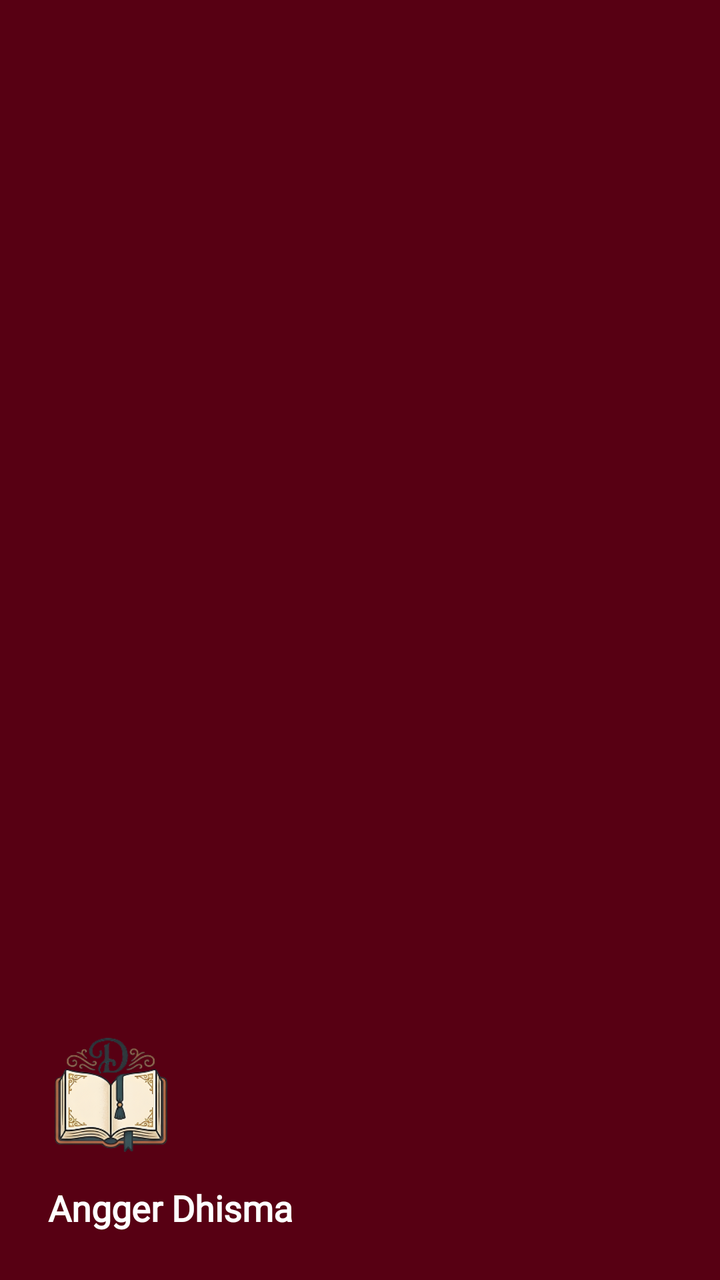
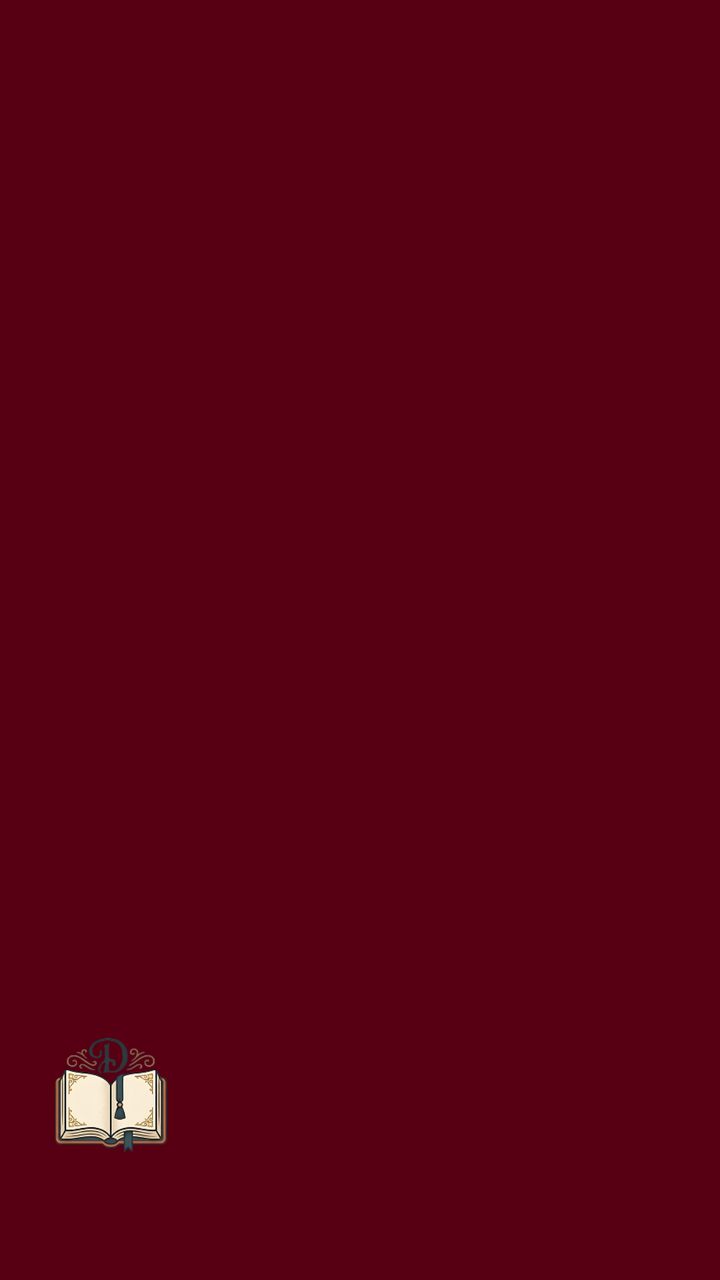

Before-and-after screenshots of an Android layout around one commit, followed by the original layout XML and the change that was made.
<!-- AndroidManifest.xml: application theme Theme.DClassicsBooks -->
<!-- res/layout/nav_header.xml -->
<LinearLayout xmlns:android="http://schemas.android.com/apk/res/android"
    android:layout_width="match_parent"
    android:layout_height="180dp"
    android:background="#570013"
    android:gravity="bottom"
    android:orientation="vertical"
    android:padding="24dp">

    <ImageView
        android:layout_width="64dp"
        android:layout_height="64dp"
        android:src="@drawable/logo_dclassics"
        xmlns:app="http://schemas.android.com/apk/res-auto" />

    <TextView
        android:id="@+id/tv_nav_username"
        android:layout_width="wrap_content"
        android:layout_height="wrap_content"
        android:layout_marginTop="12dp"
        android:fontFamily="@font/noto_serif"
        android:text="Angger Dhisma"
        android:textColor="#FFFFFF"
        android:textSize="18sp"
        android:textStyle="bold" />
</LinearLayout>
<!-- resources referenced by this layout -->
<resources>
  <!-- drawable logo_dclassics: png bitmap (drawable, 32682 bytes) -->
  <style name="Theme.DClassicsBooks" parent="Base.Theme.DClassicsBooks" />
  <style name="Base.Theme.DClassicsBooks" parent="Theme.Material3.DayNight.NoActionBar">
          
          
      </style>
</resources>

<!-- the commit's change to res/layout/nav_header.xml (unified diff, before → after) -->
@@ -18,7 +18,7 @@
         android:layout_height="wrap_content"
         android:layout_marginTop="12dp"
         android:fontFamily="@font/noto_serif"
-        android:text="Angger Dhisma"
+        android:text=""
         android:textColor="#FFFFFF"
         android:textSize="18sp"
         android:textStyle="bold" />
